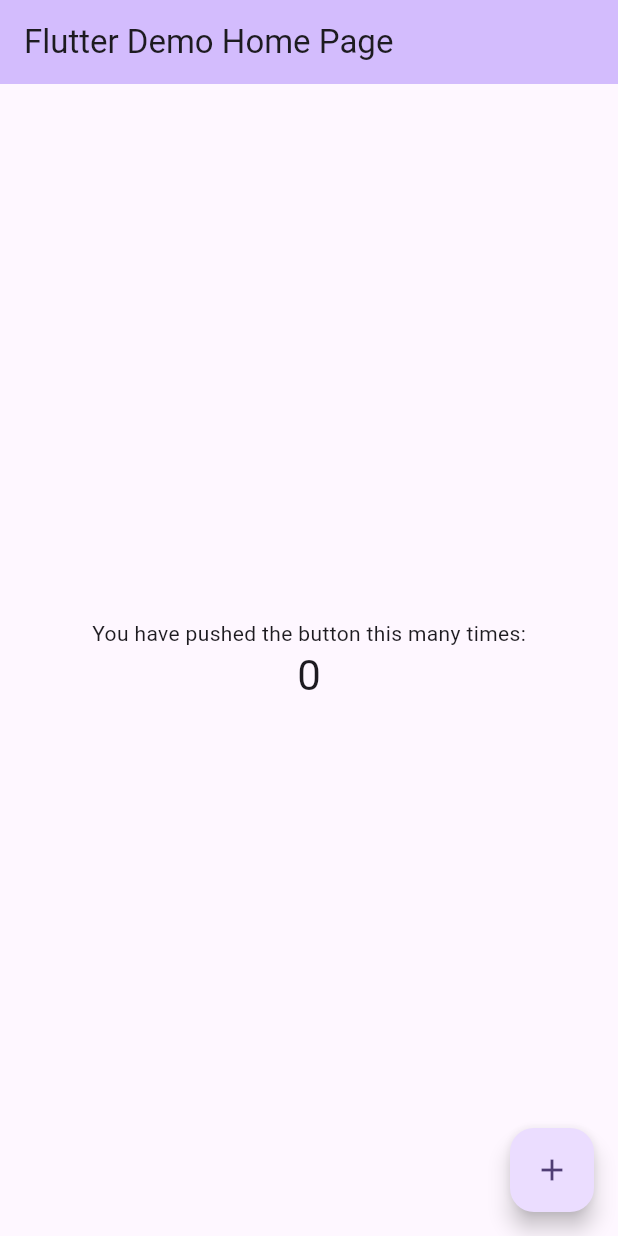
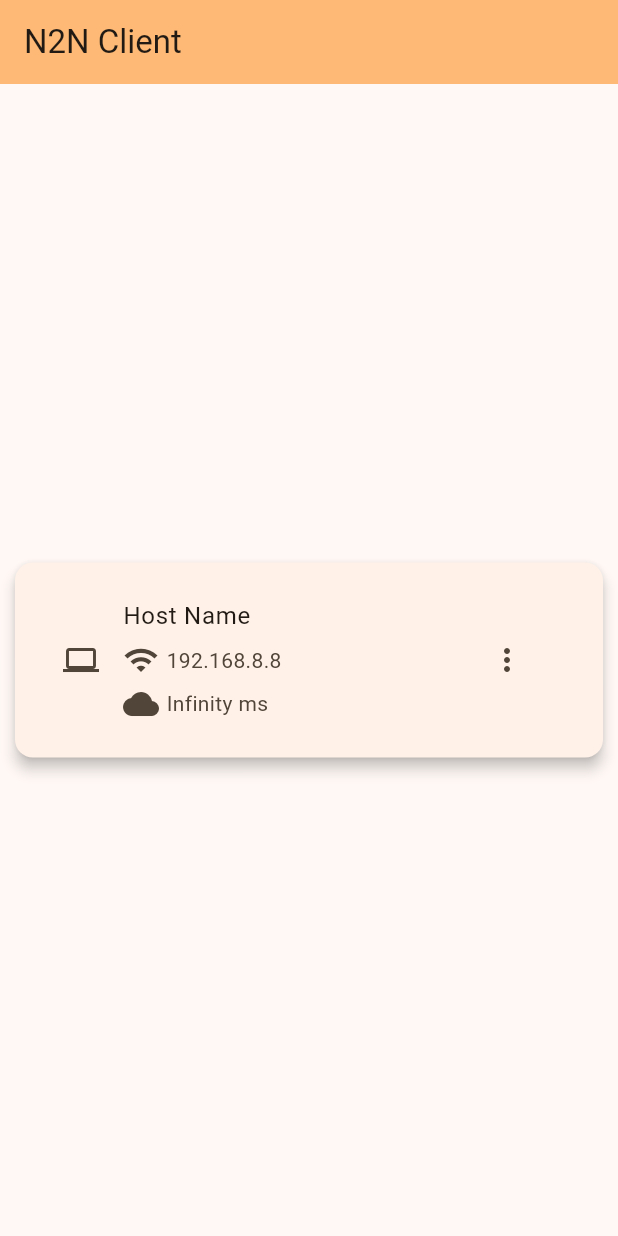
Before and after one commit to faker2048/n2ngui, a Flutter app: the screen it shows after launch, on a phone screen of 412 x 824 dp. Run offline on Flutter 3.47's test engine with Material 3 defaults, Android fonts, the light colour scheme and no system bars.

Commit message:
feat: checkpoint, n2n_node_card impl

```diff
--- a/lib/main.dart
+++ b/lib/main.dart
@@ -1,52 +1,49 @@
 import 'package:flutter/material.dart';
+import 'package:namer_app/n2n_node_card.dart';
+import 'package:provider/provider.dart';
 
 void main() {
-  runApp(const MyApp());
+  runApp(
+    ChangeNotifierProvider(
+      create: (context) => MyAppState(),
+      child: const MyApp(),
+    ),
+  );
+}
+
+class MyAppState extends ChangeNotifier {
+  bool darkMode = false;
+
+  void toggleTheme() {
+    darkMode = !darkMode;
+    notifyListeners();
+  }
 }
 
 class MyApp extends StatelessWidget {
-  const MyApp({super.key});
+  const MyApp({Key? key}) : super(key: key);
 
-  // This widget is the root of your application.
   @override
   Widget build(BuildContext context) {
+    var appState = Provider.of<MyAppState>(context);
+    var darkMode = appState.darkMode;
+
     return MaterialApp(
       title: 'Flutter Demo',
       theme: ThemeData(
-        // This is the theme of your application.
-        //
-        // TRY THIS: Try running your application with "flutter run". You'll see
-        // the application has a purple toolbar. Then, without quitting the app,
-        // try changing the seedColor in the colorScheme below to Colors.green
-        // and then invoke "hot reload" (save your changes or press the "hot
-        // reload" button in a Flutter-supported IDE, or press "r" if you used
-        // the command line to start the app).
-        //
-        // Notice that the counter didn't reset back to zero; the application
-        // state is not lost during the reload. To reset the state, use hot
-        // restart instead.
-        //
-        // This works for code too, not just values: Most code changes can be
-        // tested with just a hot reload.
-        colorScheme: ColorScheme.fromSeed(seedColor: Colors.deepPurple),
+        colorScheme: ColorScheme.fromSeed(
+          seedColor: Colors.orange,
+          brightness: darkMode ? Brightness.dark : Brightness.light,
+        ),
         useMaterial3: true,
       ),
-      home: const MyHomePage(title: 'Flutter Demo Home Page'),
+      home: const MyHomePage(title: 'N2N Client'),
     );
   }
 }
 
 class MyHomePage extends StatefulWidget {
-  const MyHomePage({super.key, required this.title});
-
-  // This widget is the home page of your application. It is stateful, meaning
-  // that it has a State object (defined below) that contains fields that affect
-  // how it looks.
-
-  // This class is the configuration for the state. It holds the values (in this
-  // case the title) provided by the parent (in this case the App widget) and
-  // used by the build method of the State. Fields in a Widget subclass are
-  // always marked "final".
+  const MyHomePage({Key? key, required this.title}) : super(key: key);
 
   final String title;
 
@@ -55,71 +52,24 @@
 }
 
 class _MyHomePageState extends State<MyHomePage> {
-  int _counter = 0;
-
-  void _incrementCounter() {
-    setState(() {
-      // This call to setState tells the Flutter framework that something has
-      // changed in this State, which causes it to rerun the build method below
-      // so that the display can reflect the updated values. If we changed
-      // _counter without calling setState(), then the build method would not be
-      // called again, and so nothing would appear to happen.
-      _counter++;
-    });
-  }
-
   @override
   Widget build(BuildContext context) {
-    // This method is rerun every time setState is called, for instance as done
-    // by the _incrementCounter method above.
-    //
-    // The Flutter framework has been optimized to make rerunning build methods
-    // fast, so that you can just rebuild anything that needs updating rather
-    // than having to individually change instances of widgets.
     return Scaffold(
       appBar: AppBar(
-        // TRY THIS: Try changing the color here to a specific color (to
-        // Colors.amber, perhaps?) and trigger a hot reload to see the AppBar
-        // change color while the other colors stay the same.
         backgroundColor: Theme.of(context).colorScheme.inversePrimary,
-        // Here we take the value from the MyHomePage object that was created by
-        // the App.build method, and use it to set our appbar title.
         title: Text(widget.title),
       ),
       body: Center(
-        // Center is a layout widget. It takes a single child and positions it
-        // in the middle of the parent.
-        child: Column(
-          // Column is also a layout widget. It takes a list of children and
-          // arranges them vertically. By default, it sizes itself to fit its
-          // children horizontally, and tries to be as tall as its parent.
-          //
-          // Column has various properties to control how it sizes itself and
-          // how it positions its children. Here we use mainAxisAlignment to
-          // center the children vertically; the main axis here is the vertical
-          // axis because Columns are vertical (the cross axis would be
-          // horizontal).
-          //
-          // TRY THIS: Invoke "debug painting" (choose the "Toggle Debug Paint"
-          // action in the IDE, or press "p" in the console), to see the
-          // wireframe for each widget.
-          mainAxisAlignment: MainAxisAlignment.center,
-          children: <Widget>[
-            const Text(
-              'You have pushed the button this many times:',
-            ),
-            Text(
-              '$_counter',
-              style: Theme.of(context).textTheme.headlineMedium,
-            ),
-          ],
-        ),
+        child: buildN2NNodeCard(),
       ),
-      floatingActionButton: FloatingActionButton(
-        onPressed: _incrementCounter,
-        tooltip: 'Increment',
-        child: const Icon(Icons.add),
-      ), // This trailing comma makes auto-formatting nicer for build methods.
+    );
+  }
+
+  N2NNodeCard buildN2NNodeCard() {
+    return N2NNodeCard(
+      alias: "Host Name",
+      ipAddress: "192.168.8.8",
+      latency: double.infinity,
     );
   }
 }
--- /dev/null
+++ b/lib/n2n_node_card.dart
@@ -0,0 +1,104 @@
+import 'package:flutter/material.dart';
+
+class N2NNodeCard extends StatelessWidget {
+  final String alias;
+  final String ipAddress;
+  final double latency;
+  final Function? onDelete;
+  final Function? onSetAlias;
+  final Function? onDetails;
+
+  N2NNodeCard({
+    Key? key,
+    required this.alias,
+    required this.ipAddress,
+    required this.latency,
+    this.onDelete,
+    this.onSetAlias,
+    this.onDetails,
+  }) : super(key: key);
+
+  @override
+  Widget build(BuildContext context) {
+    var popupMenuButton = PopupMenuButton<String>(
+      onSelected: _handleMenuSelection,
+      itemBuilder: _biuldPopupMenu,
+    );
+    return Card(
+      elevation: 4,
+      margin: EdgeInsets.all(10),
+      child: Padding(
+        padding: EdgeInsets.all(16),
+        child: Column(
+          mainAxisSize: MainAxisSize.min,
+          children: <Widget>[
+            ListTile(
+              leading: Icon(Icons.computer),
+              title: Text(alias.isEmpty ? 'No Alias' : alias),
+              // subtitle: Text('IP: $ipAddress\nLatency: $latency ms'),
+              subtitle: Column(
+                crossAxisAlignment: CrossAxisAlignment.start,
+                children: [
+                  // Text('IP: $ipAddress'),
+                  // instead with wifi icon + text
+                  SizedBox(height: 5),
+                  TextIcon(icon: Icon(Icons.wifi), text: Text(ipAddress)),
+                  // Text('Latency: $latency ms'),
+                  // instead with latency icon + text
+                  SizedBox(height: 5),
+                  TextIcon(icon: Icon(Icons.cloud), text: Text('$latency ms')),
+                ],
+              ),
+              trailing: popupMenuButton,
+            ),
+          ],
+        ),
+      ),
+    );
+  }
+
+  List<PopupMenuEntry<String>> _biuldPopupMenu(BuildContext context) {
+    return {'Set Alias', 'Delete', 'Details'}.map((String choice) {
+      return PopupMenuItem<String>(
+        value: choice,
+        child: Text(choice),
+      );
+    }).toList();
+  }
+
+  void _handleMenuSelection(String value) {
+    switch (value) {
+      case 'Set Alias':
+        onSetAlias?.call();
+        break;
+      case 'Delete':
+        onDelete?.call();
+        break;
+      case 'Details':
+        onDetails?.call();
+        break;
+    }
+  }
+}
+
+class TextIcon extends StatelessWidget {
+  final Icon icon;
+  final Text text;
+
+  const TextIcon({
+    super.key,
+    required this.icon,
+    required this.text,
+  });
+
+  @override
+  Widget build(BuildContext context) {
+    return Row(
+      children: [
+        icon,
+        SizedBox(width: 5),
+        text,
+      ],
+    );
+  }
+}
```
Also changed, not shown: analysis_options.yaml (+6 -24 lines), pubspec.yaml (+7 -72 lines), pubspec.lock.
